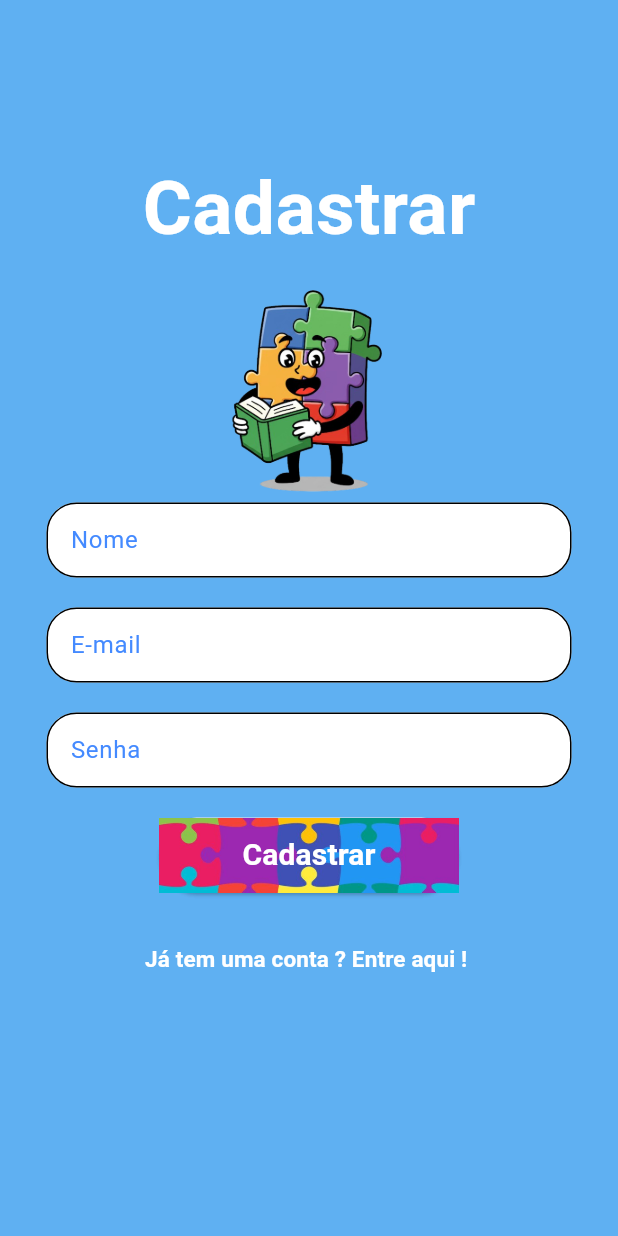
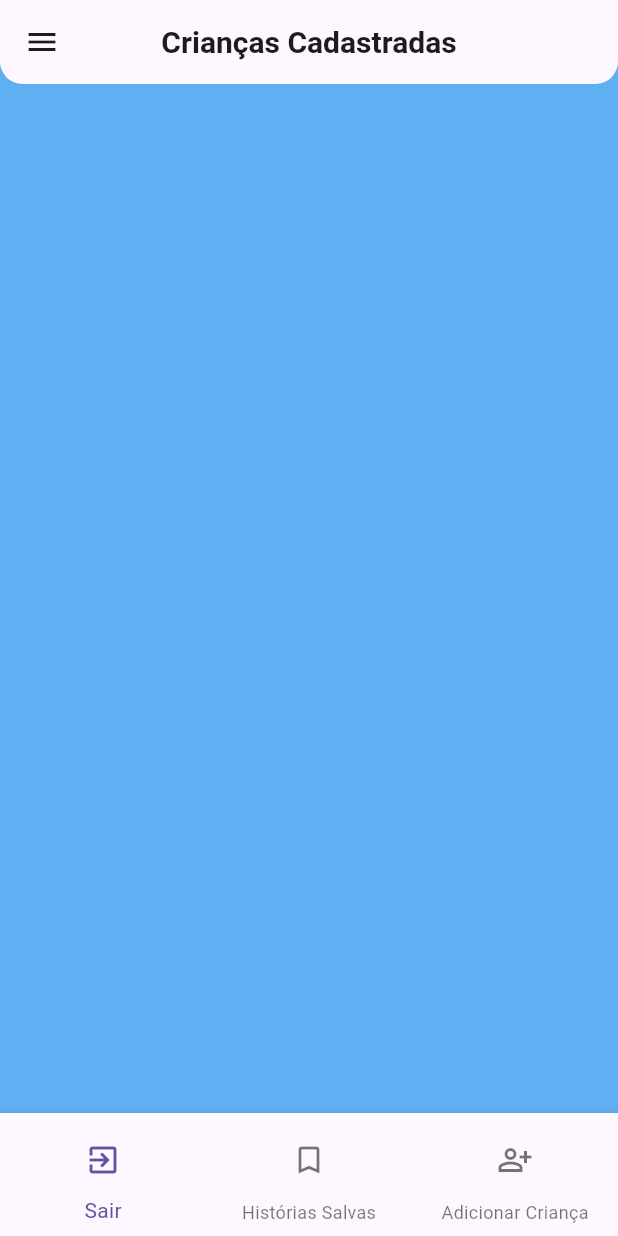
Before and after one commit to LuisAlveser/Gerador_de_contos, a Flutter app: the screen it shows after launch, after a tap on "Cadastrar", on a phone screen of 412 x 824 dp. Run offline on Flutter 3.47's test engine with Material 3 defaults, Android fonts, the phone set to English and light mode, and no system bars.

Commit message:
Criação da Tela Principal do Aplicativo

```diff
--- a/lib/Telas/TelaDeInicioApp.dart
+++ b/lib/Telas/TelaDeInicioApp.dart
@@ -1,6 +1,7 @@
 import 'package:flutter/material.dart';
 
 import 'package:tcc/Decoracao/DecoracaoAutenticacao.dart';
+import 'package:tcc/Telas/TelaPrincipalApp.dart';
 
 class TelaDeInicio extends StatefulWidget {
   const TelaDeInicio({super.key});
@@ -115,7 +116,14 @@ class _TelaDeInicioState extends State<TelaDeInicio> {
                         height: 50.0,
 
                         child: ElevatedButton(
-                          onPressed: () {},
+                          onPressed: () {
+                            Navigator.push(
+                              context,
+                              MaterialPageRoute(
+                                builder: (context) => TelaPrincipal(),
+                              ),
+                            );
+                          },
                           style: ElevatedButton.styleFrom(
                             padding: EdgeInsets.zero,
                             shape: RoundedRectangleBorder(
--- /dev/null
+++ b/lib/Telas/TelaPrincipalApp.dart
@@ -0,0 +1,87 @@
+import 'package:flutter/material.dart';
+
+class TelaPrincipal extends StatefulWidget {
+  const TelaPrincipal({super.key});
+
+  @override
+  State<TelaPrincipal> createState() => _TelaPrincipalState();
+}
+
+class _TelaPrincipalState extends State<TelaPrincipal> {
+  final GlobalKey<ScaffoldState> _scaffoldKey = GlobalKey<ScaffoldState>();
+  @override
+  Widget build(BuildContext context) {
+    return Scaffold(
+      key: _scaffoldKey,
+      backgroundColor: const Color.fromARGB(167, 10, 134, 235),
+      appBar: AppBar(
+        title: Text(
+          "Crianças Cadastradas",
+          style: TextStyle(fontSize: 20, fontWeight: FontWeight.bold),
+        ),
+        centerTitle: true,
+        shape: RoundedRectangleBorder(
+          borderRadius: BorderRadius.vertical(bottom: Radius.circular(15)),
+        ),
+      ),
+      drawer: Drawer(
+        backgroundColor: Color.fromARGB(255, 25, 72, 137),
+        child: DrawerHeader(
+          child: Column(
+            children: [
+              AppBar(
+                iconTheme: IconThemeData(color: Colors.white),
+                leading: IconButton(
+                  onPressed: () {
+                    Navigator.pop(context);
+                  },
+                  icon: Icon(Icons.arrow_back),
+                ),
+                title: Text(
+                  "Histórias Salvas",
+                  style: TextStyle(
+                    fontWeight: FontWeight.bold,
+                    color: Colors.white,
+                  ),
+                ),
+                backgroundColor: Colors.transparent,
+              ),
+              Divider(color: Colors.white, thickness: 2),
+            ],
+          ),
+        ),
+      ),
+      bottomNavigationBar: BottomNavigationBar(
+        items: <BottomNavigationBarItem>[
+          BottomNavigationBarItem(
+            icon: IconButton(onPressed: () {}, icon: Icon(Icons.exit_to_app)),
+            label: 'Sair',
+          ),
+          BottomNavigationBarItem(
+            icon: IconButton(
+              onPressed: () {
+                _scaffoldKey.currentState?.openDrawer();
+              },
+              icon: Icon(Icons.bookmark_outline),
+            ),
+            label: 'Histórias Salvas',
+          ),
+          BottomNavigationBarItem(
+            icon: IconButton(
+              onPressed: () {
+                //  Navigator.push(
+                //   context,
+                //  MaterialPageRoute(
+                // builder: (context) => TelaDeFormularioCrianca(),
+                //  ),
+                //  );
+              },
+              icon: Icon(Icons.person_add_alt_outlined),
+            ),
+            label: 'Adicionar Criança',
+          ),
+        ],
+      ),
+    );
+  }
+}
```
